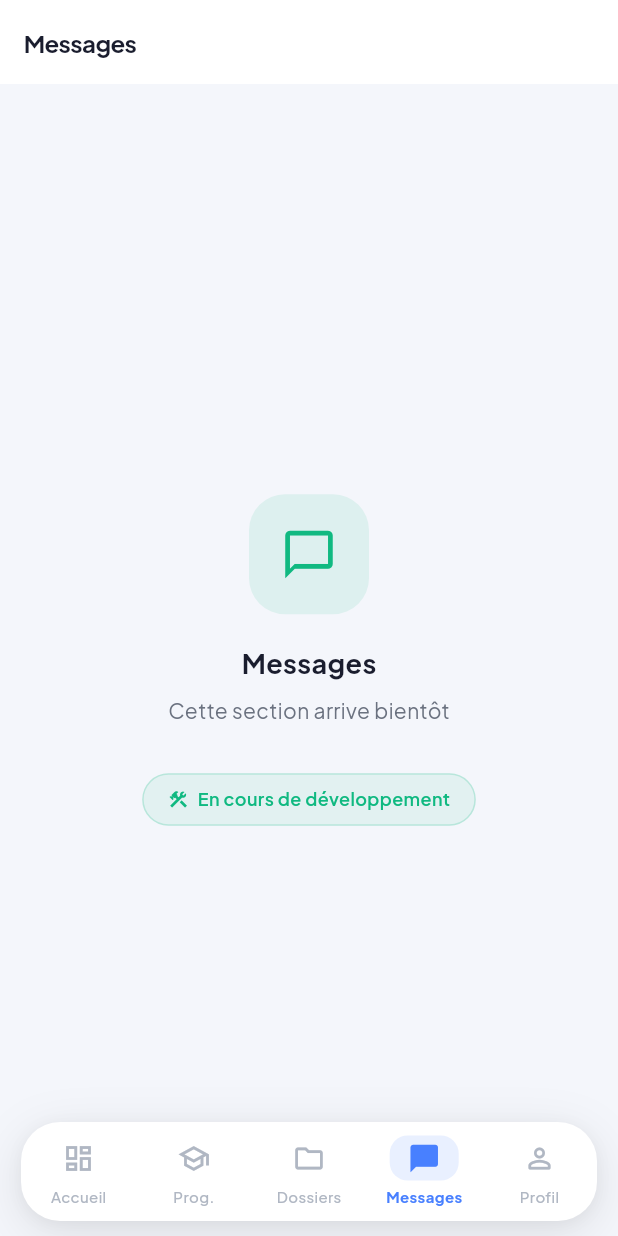
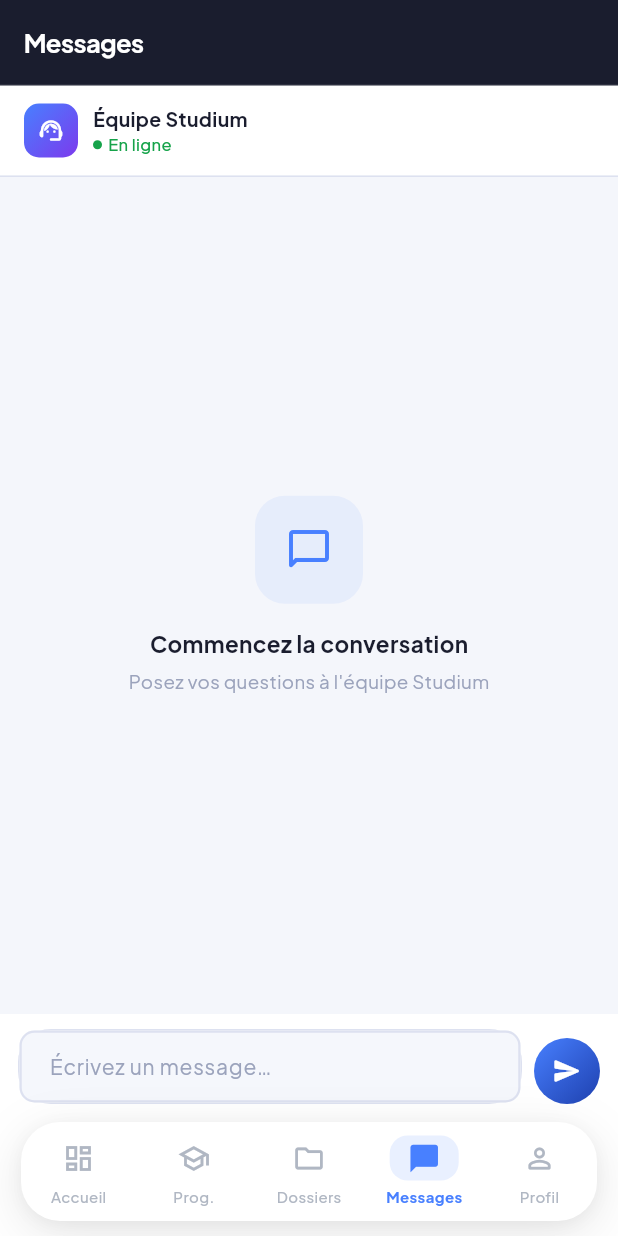
Before and after one commit to MSKETUDIANT/studium-platforme, a Flutter app: the screen it shows once a user with an empty profile is signed in, item 4 of the bottom bar chosen, on a phone screen of 412 x 824 dp. Run offline on Flutter 3.47's test engine with Material 3 defaults, Android fonts, the phone set to English and light mode, and no system bars; drawn by our look-alikes of flutter_animate; our stand-ins replace app_links, country_picker, dio, file_picker, flutter_riverpod, flutter_typeahead and 7 more; accounts and stored records are empty.

Commit message:
feat(sprint-4.2): messagerie mobile Flutter — US-6.1/6.2/6.3
- MessagesPage : fil de discussion étudiant ↔ équipe, bulles colorées, scroll auto
- Envoi optimiste avec rollback en cas d'erreur
- Realtime Supabase : nouveaux messages affichés instantanément sans reload
- MessagingRemoteDatasource : getOrCreateConversation, fetchMessages, sendMessage
- MessagesNotifier : Riverpod autoDispose + abonnement Realtime géré proprement
- Router : MessagesScreen placeholder remplacé par MessagesPage

Co-Authored-By: Claude Sonnet 4.6 <noreply@anthropic.com>

```diff
--- /dev/null
+++ b/studium_mobile/lib/features/messaging/presentation/pages/messages_page.dart
@@ -0,0 +1,401 @@
+import 'package:flutter/material.dart';
+import 'package:flutter/services.dart';
+import 'package:flutter_animate/flutter_animate.dart';
+import 'package:flutter_riverpod/flutter_riverpod.dart';
+
+import '../../../../core/constants/app_colors.dart';
+import '../../data/datasources/messaging_remote_datasource.dart';
+import '../providers/messaging_providers.dart';
+
+const _kNavy = Color(0xFF1A1D2E);
+const _kBlue = Color(0xFF4880FF);
+const _kBg   = Color(0xFFF4F6FB);
+
+class MessagesPage extends ConsumerStatefulWidget {
+  const MessagesPage({super.key});
+
+  @override
+  ConsumerState<MessagesPage> createState() => _MessagesPageState();
+}
+
+class _MessagesPageState extends ConsumerState<MessagesPage> {
+  final _controller  = TextEditingController();
+  final _scrollCtrl  = ScrollController();
+  bool  _sending     = false;
+
+  @override
+  void dispose() {
+    _controller.dispose();
+    _scrollCtrl.dispose();
+    super.dispose();
+  }
+
+  void _scrollToBottom() {
+    WidgetsBinding.instance.addPostFrameCallback((_) {
+      if (_scrollCtrl.hasClients) {
+        _scrollCtrl.animateTo(
+          _scrollCtrl.position.maxScrollExtent,
+          duration: const Duration(milliseconds: 300),
+          curve: Curves.easeOut,
+        );
+      }
+    });
+  }
+
+  Future<void> _send() async {
+    final text = _controller.text.trim();
+    if (text.isEmpty || _sending) return;
+    HapticFeedback.lightImpact();
+    _controller.clear();
+    setState(() => _sending = true);
+    await ref.read(messagesProvider.notifier).send(text);
+    setState(() => _sending = false);
+    _scrollToBottom();
+  }
+
+  @override
+  Widget build(BuildContext context) {
+    final messagesAsync = ref.watch(messagesProvider);
+
+    // Scroll auto à chaque nouveau message
+    messagesAsync.whenData((_) => _scrollToBottom());
+
+    return Scaffold(
+      backgroundColor: _kBg,
+      appBar: AppBar(
+        backgroundColor: _kNavy,
+        elevation: 0,
+        systemOverlayStyle: SystemUiOverlayStyle.light,
+        title: const Text(
+          'Messages',
+          style: TextStyle(
+            color: Colors.white,
+            fontWeight: FontWeight.w700,
+            fontSize: 17,
+          ),
+        ),
+        bottom: PreferredSize(
+          preferredSize: const Size.fromHeight(1),
+          child: Container(color: Colors.white.withValues(alpha: 0.08), height: 1),
+        ),
+      ),
+      body: Column(
+        children: [
+          // ── En-tête équipe ──
+          Container(
+            width: double.infinity,
+            padding: const EdgeInsets.symmetric(horizontal: 16, vertical: 12),
+            color: Colors.white,
+            child: Row(
+              children: [
+                Container(
+                  width: 36, height: 36,
+                  decoration: BoxDecoration(
+                    gradient: const LinearGradient(
+                      colors: [_kBlue, Color(0xFF7C3AED)],
+                      begin: Alignment.topLeft,
+                      end: Alignment.bottomRight,
+                    ),
+                    borderRadius: BorderRadius.circular(10),
+                  ),
+                  child: const Icon(Icons.support_agent_rounded, color: Colors.white, size: 18),
+                ),
+                const SizedBox(width: 10),
+                Column(
+                  crossAxisAlignment: CrossAxisAlignment.start,
+                  children: [
+                    const Text(
+                      'Équipe Studium',
+                      style: TextStyle(fontWeight: FontWeight.w700, fontSize: 13, color: _kNavy),
+                    ),
+                    Row(
+                      children: [
+                        Container(
+                          width: 6, height: 6,
+                          decoration: const BoxDecoration(
+                            color: AppColors.success,
+                            shape: BoxShape.circle,
+                          ),
+                        ),
+                        const SizedBox(width: 4),
+                        const Text(
+                          'En ligne',
+                          style: TextStyle(fontSize: 11, color: AppColors.success, fontWeight: FontWeight.w500),
+                        ),
+                      ],
+                    ),
+                  ],
+                ),
+              ],
+            ),
+          ),
+          const Divider(height: 1, color: AppColors.borderInput),
+
+          // ── Messages ──
+          Expanded(
+            child: messagesAsync.when(
+              loading: () => const Center(
+                child: CircularProgressIndicator(color: _kBlue, strokeWidth: 2),
+              ),
+              error: (e, _) => Center(
+                child: Column(
+                  mainAxisSize: MainAxisSize.min,
+                  children: [
+                    const Icon(Icons.error_outline, color: AppColors.danger, size: 32),
+                    const SizedBox(height: 8),
+                    Text('Erreur de chargement', style: TextStyle(color: AppColors.textMuted, fontSize: 13)),
+                  ],
+                ),
+              ),
+              data: (messages) {
+                if (messages.isEmpty) {
+                  return Center(
+                    child: Column(
+                      mainAxisSize: MainAxisSize.min,
+                      children: [
+                        Container(
+                          width: 72, height: 72,
+                          decoration: BoxDecoration(
+                            color: _kBlue.withValues(alpha: 0.08),
+                            borderRadius: BorderRadius.circular(20),
+                          ),
+                          child: const Icon(Icons.chat_bubble_outline_rounded, color: _kBlue, size: 32),
+                        ).animate().fadeIn().scale(),
+                        const SizedBox(height: 16),
+                        const Text(
+                          'Commencez la conversation',
+                          style: TextStyle(fontWeight: FontWeight.w700, fontSize: 15, color: _kNavy),
+                        ).animate().fadeIn(delay: 100.ms),
+                        const SizedBox(height: 6),
+                        const Text(
+                          'Posez vos questions à l\'équipe Studium',
+                          style: TextStyle(fontSize: 12.5, color: AppColors.textMuted),
+                        ).animate().fadeIn(delay: 200.ms),
+                      ],
+                    ),
+                  );
+                }
+
+                return ListView.builder(
+                  controller: _scrollCtrl,
+                  padding: const EdgeInsets.fromLTRB(16, 16, 16, 8),
+                  itemCount: messages.length,
+                  itemBuilder: (_, i) {
+                    final msg    = messages[i];
+                    final isNext = i + 1 < messages.length && messages[i + 1].senderType == msg.senderType;
+                    return _MessageBubble(
+                      message:   msg,
+                      isLast:    !isNext,
+                      showTime:  !isNext || i == messages.length - 1,
+                    );
+                  },
+                );
+              },
+            ),
+          ),
+
+          // ── Zone de saisie ──
+          _ReplyBox(
+            controller: _controller,
+            sending:    _sending,
+            onSend:     _send,
+          ),
+        ],
+      ),
+    );
+  }
+}
+
+/* ─── Bulle de message ──────────────────────────────────────────────────────── */
+class _MessageBubble extends StatelessWidget {
+  final MessageModel message;
+  final bool isLast;
+  final bool showTime;
+
+  const _MessageBubble({
+    required this.message,
+    required this.isLast,
+    required this.showTime,
+  });
+
+  @override
+  Widget build(BuildContext context) {
+    final isStudent = !message.isStaff;
+    final time = _fmtTime(message.createdAt);
+
+    return Padding(
+      padding: EdgeInsets.only(bottom: isLast ? 12 : 3),
+      child: Column(
+        crossAxisAlignment:
+            isStudent ? CrossAxisAlignment.end : CrossAxisAlignment.start,
+        children: [
+          Row(
+            mainAxisAlignment:
+                isStudent ? MainAxisAlignment.end : MainAxisAlignment.start,
+            crossAxisAlignment: CrossAxisAlignment.end,
+            children: [
+              // Avatar staff
+              if (!isStudent && isLast) ...[
+                Container(
+                  width: 28, height: 28,
+                  margin: const EdgeInsets.only(right: 8),
+                  decoration: BoxDecoration(
+                    gradient: const LinearGradient(
+                      colors: [_kBlue, Color(0xFF7C3AED)],
+                      begin: Alignment.topLeft,
+                      end: Alignment.bottomRight,
+                    ),
+                    borderRadius: BorderRadius.circular(8),
+                  ),
+                  child: const Icon(Icons.support_agent_rounded, color: Colors.white, size: 14),
+                ),
+              ] else if (!isStudent) ...[
+                const SizedBox(width: 36),
+              ],
+
+              // Bulle
+              Flexible(
+                child: Container(
+                  constraints: BoxConstraints(
+                    maxWidth: MediaQuery.of(context).size.width * 0.72,
+                  ),
+                  padding: const EdgeInsets.symmetric(horizontal: 14, vertical: 10),
+                  decoration: BoxDecoration(
+                    color: isStudent ? _kBlue : Colors.white,
+                    borderRadius: BorderRadius.only(
+                      topLeft:     const Radius.circular(16),
+                      topRight:    const Radius.circular(16),
+                      bottomLeft:  Radius.circular(isStudent ? 16 : (isLast ? 4 : 16)),
+                      bottomRight: Radius.circular(isStudent ? (isLast ? 4 : 16) : 16),
+                    ),
+                    boxShadow: [
+                      BoxShadow(
+                        color: Colors.black.withValues(alpha: 0.06),
+                        blurRadius: 8,
+                        offset: const Offset(0, 2),
+                      ),
+                    ],
+                  ),
+                  child: Text(
+                    message.content,
+                    style: TextStyle(
+                      fontSize: 14,
+                      color:    isStudent ? Colors.white : _kNavy,
+                      height:   1.4,
+                    ),
+                  ),
+                ),
+              ),
+            ],
+          ),
+
+          // Horodatage
+          if (showTime)
+            Padding(
+              padding: EdgeInsets.only(
+                top: 4,
+                left: isStudent ? 0 : 36,
+                right: 0,
+              ),
+              child: Text(
+                time,
+                style: const TextStyle(fontSize: 10.5, color: AppColors.textMuted),
+              ),
+            ),
+        ],
+      ),
+    ).animate().fadeIn(duration: 250.ms).slideY(begin: 0.1, end: 0);
+  }
+
+  String _fmtTime(DateTime dt) {
+    final now  = DateTime.now();
+    final diff = now.difference(dt);
+    if (diff.inMinutes < 1)  return 'À l\'instant';
+    if (diff.inHours < 1)    return 'Il y a ${diff.inMinutes} min';
+    if (diff.inDays < 1)     return '${dt.hour.toString().padLeft(2,'0')}:${dt.minute.toString().padLeft(2,'0')}';
+    if (diff.inDays == 1)    return 'Hier ${dt.hour.toString().padLeft(2,'0')}:${dt.minute.toString().padLeft(2,'0')}';
+    return '${dt.day.toString().padLeft(2,'0')}/${dt.month.toString().padLeft(2,'0')}';
+  }
+}
+
+/* ─── Zone de saisie ────────────────────────────────────────────────────────── */
+class _ReplyBox extends StatelessWidget {
+  final TextEditingController controller;
+  final bool         sending;
+  final VoidCallback onSend;
+
+  const _ReplyBox({
+    required this.controller,
+    required this.sending,
+    required this.onSend,
+  });
+
+  @override
+  Widget build(BuildContext context) {
+    final bottom = MediaQuery.of(context).viewInsets.bottom;
+    return AnimatedPadding(
+      duration: const Duration(milliseconds: 150),
+      curve:    Curves.easeOut,
+      padding:  EdgeInsets.only(bottom: bottom),
+      child: Container(
+        color: Colors.white,
+        padding: const EdgeInsets.fromLTRB(12, 10, 12, 12),
+        child: SafeArea(
+          top: false,
+          child: Row(
+            crossAxisAlignment: CrossAxisAlignment.end,
+            children: [
+              Expanded(
+                child: Container(
+                  constraints: const BoxConstraints(maxHeight: 120),
+                  decoration: BoxDecoration(
+                    color: _kBg,
+                    borderRadius: BorderRadius.circular(22),
+                    border: Border.all(color: AppColors.borderInput),
+                  ),
+                  child: TextField(
+                    controller:    controller,
+                    maxLines:      null,
+                    textInputAction: TextInputAction.newline,
+                    style: const TextStyle(fontSize: 14, color: _kNavy),
+                    decoration: const InputDecoration(
+                      contentPadding: EdgeInsets.symmetric(horizontal: 16, vertical: 10),
+                      hintText:    'Écrivez un message…',
+                      hintStyle:   TextStyle(color: AppColors.textMuted, fontSize: 14),
+                      border:      InputBorder.none,
+                    ),
+                  ),
+                ),
+              ),
+              const SizedBox(width: 8),
+              GestureDetector(
+                onTap: sending ? null : onSend,
+                child: AnimatedContainer(
+                  duration: const Duration(milliseconds: 200),
+                  width: 44, height: 44,
+                  decoration: BoxDecoration(
+                    gradient: sending
+                        ? null
+                        : const LinearGradient(
+                            colors: [_kBlue, Color(0xFF1E40AF)],
+                            begin: Alignment.topLeft,
+                            end: Alignment.bottomRight,
+                          ),
+                    color:        sending ? AppColors.borderInput : null,
+                    borderRadius: BorderRadius.circular(22),
+                  ),
+                  child: sending
+                      ? const Padding(
+                          padding: EdgeInsets.all(12),
+                          child: CircularProgressIndicator(strokeWidth: 2, color: _kBlue),
+                        )
+                      : const Icon(Icons.send_rounded, color: Colors.white, size: 20),
+                ),
+              ),
+            ],
+          ),
+        ),
+      ),
+    );
+  }
+}
--- a/studium_mobile/lib/router/app_router.dart
+++ b/studium_mobile/lib/router/app_router.dart
@@ -18,6 +18,7 @@ import '../features/programs/domain/entities/program.dart';
 import '../features/programs/presentation/pages/programs_page.dart';
 import '../shared/widgets/main_shell.dart';
 import '../shared/widgets/placeholder_screen.dart';
+import '../features/messaging/presentation/pages/messages_page.dart';
 import '../main.dart';
 
 final isResettingPasswordProvider = StateProvider<bool>((ref) => false);
@@ -121,7 +122,7 @@ final appRouterProvider = Provider<GoRouter>((ref) {
           StatefulShellBranch(routes: [
             GoRoute(
               path: '/messages',
-              builder: (_, __) => const MessagesScreen(),
+              builder: (_, __) => const MessagesPage(),
             ),
           ]),
 
```
Also changed, not shown: studium_mobile/lib/features/messaging/data/datasources/messaging_remote_datasource.dart (added, +105 -0 lines), studium_mobile/lib/features/messaging/presentation/providers/messaging_providers.dart (added, +92 -0 lines).
